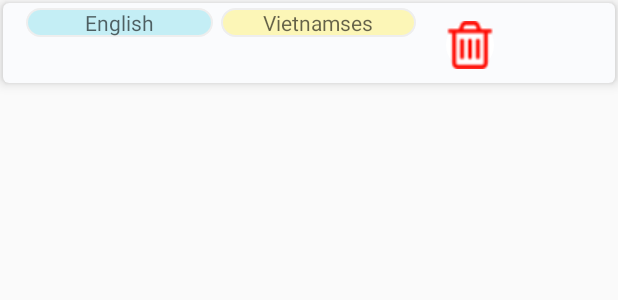
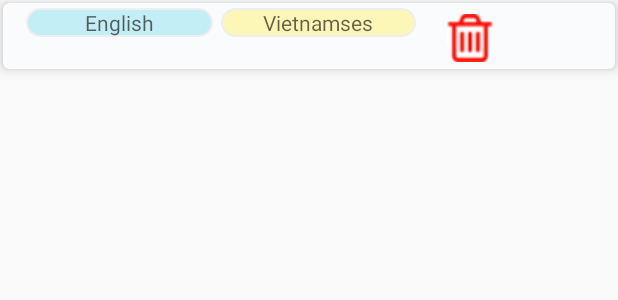
Before and after one commit to NguyenHoaiNhi/androidgroup7, an Android app: the layout word_item.xml on its own in the app's theme, with its tools: preview values and no code run, on a phone screen of 412 x 824 dp. Shown: the top 300 px of the screen. Run offline under Robolectric (Android 15) with nearby library versions, the phone set to English and light mode, and no system bars.

Commit message:
show all translated data on item_word

```diff
--- a/nhinguyen/app/src/main/java/com/nhinguyen/translate/Fragment/FavoriteFragment.kt
+++ b/nhinguyen/app/src/main/java/com/nhinguyen/translate/Fragment/FavoriteFragment.kt
@@ -104,11 +104,13 @@ class FavoriteFragment: Fragment() {
 //        }
 //    }
     private val wordItemClickListener = object : WordItemClickListener {
-        override fun onItemCLicked(position: Int) {
-
+        override fun onItemTrashCLicked(position: Int) {
             dao_favorite.delete(words[position])
             wordAdapter.removeItem(words[position], position)
             wordAdapter.notifyDataSetChanged()
+        }
+
+        override fun onItemCLicked(position: Int) {
 
         }
 
--- a/nhinguyen/app/src/main/java/com/nhinguyen/translate/ROOM/WordItemClickListener.kt
+++ b/nhinguyen/app/src/main/java/com/nhinguyen/translate/ROOM/WordItemClickListener.kt
@@ -3,4 +3,5 @@ package com.nhinguyen.translate.ROOM
 interface WordItemClickListener {
     fun onItemCLicked(position: Int)
     fun onItemLongCLicked(position: Int)
+    fun onItemTrashCLicked(position: Int)
 }
--- a/nhinguyen/app/src/main/res/layout/word_item.xml
+++ b/nhinguyen/app/src/main/res/layout/word_item.xml
@@ -29,7 +29,7 @@
         <LinearLayout
                 android:orientation="vertical"
                 android:layout_width="130dp"
-                android:layout_height="50dp">
+                android:layout_height="wrap_content">
 
             <TextView
                     android:id="@+id/language1"
@@ -55,7 +55,7 @@
         <LinearLayout
                 android:orientation="vertical"
                 android:layout_width="130dp"
-                android:layout_height="50dp">
+                android:layout_height="wrap_content">
 
             <TextView
                     android:id="@+id/language2"
```
Also changed, not shown: nhinguyen/app/src/main/java/com/nhinguyen/translate/ROOM/WordAdapter.kt (+7 -27 lines).
